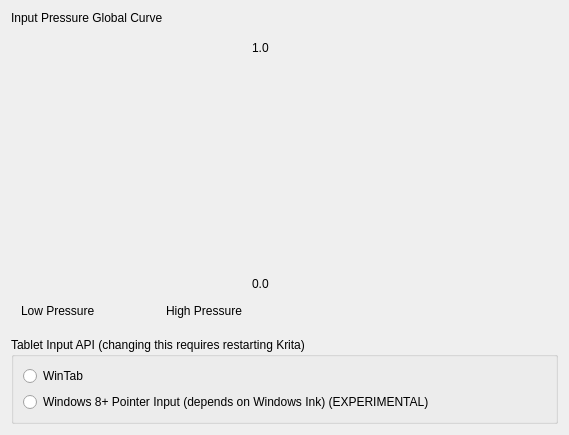
First picture: the form in libs/ui/forms/wdgtabletsettings.ui, repository KDE/krita, before the edit.
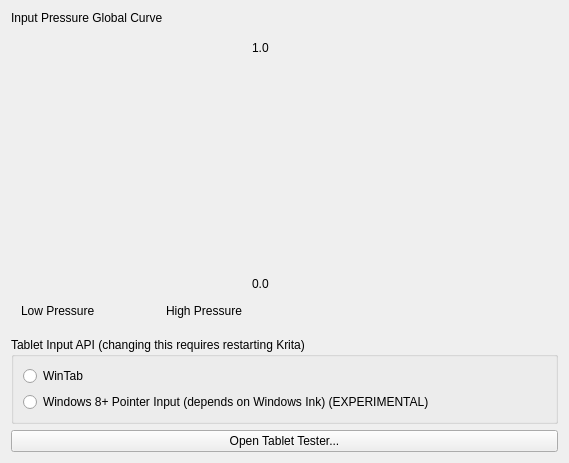
Second picture: the form after the edit. Custom widgets are drawn as their Qt base class.

Commit message: Adapt and enable tablet tester

Diff of the .ui file:
```diff
--- a/libs/ui/forms/wdgtabletsettings.ui
+++ b/libs/ui/forms/wdgtabletsettings.ui
@@ -7,7 +7,7 @@
     <x>0</x>
     <y>0</y>
     <width>569</width>
-    <height>366</height>
+    <height>433</height>
    </rect>
   </property>
   <property name="sizePolicy">
@@ -152,7 +152,7 @@
      </property>
     </spacer>
    </item>
-   <item row="3" column="0">
+   <item row="4" column="0">
     <spacer name="verticalSpacer_2">
      <property name="orientation">
       <enum>Qt::Vertical</enum>
@@ -165,6 +165,13 @@
      </property>
     </spacer>
    </item>
+   <item row="3" column="0" colspan="2">
+    <widget class="QPushButton" name="btnTabletTest">
+     <property name="text">
+      <string>Open Tablet Tester...</string>
+     </property>
+    </widget>
+   </item>
    <item row="2" column="0" colspan="2">
     <widget class="QGroupBox" name="grpTabletApi">
      <property name="title">
```
The commit also changes 8 other files.
